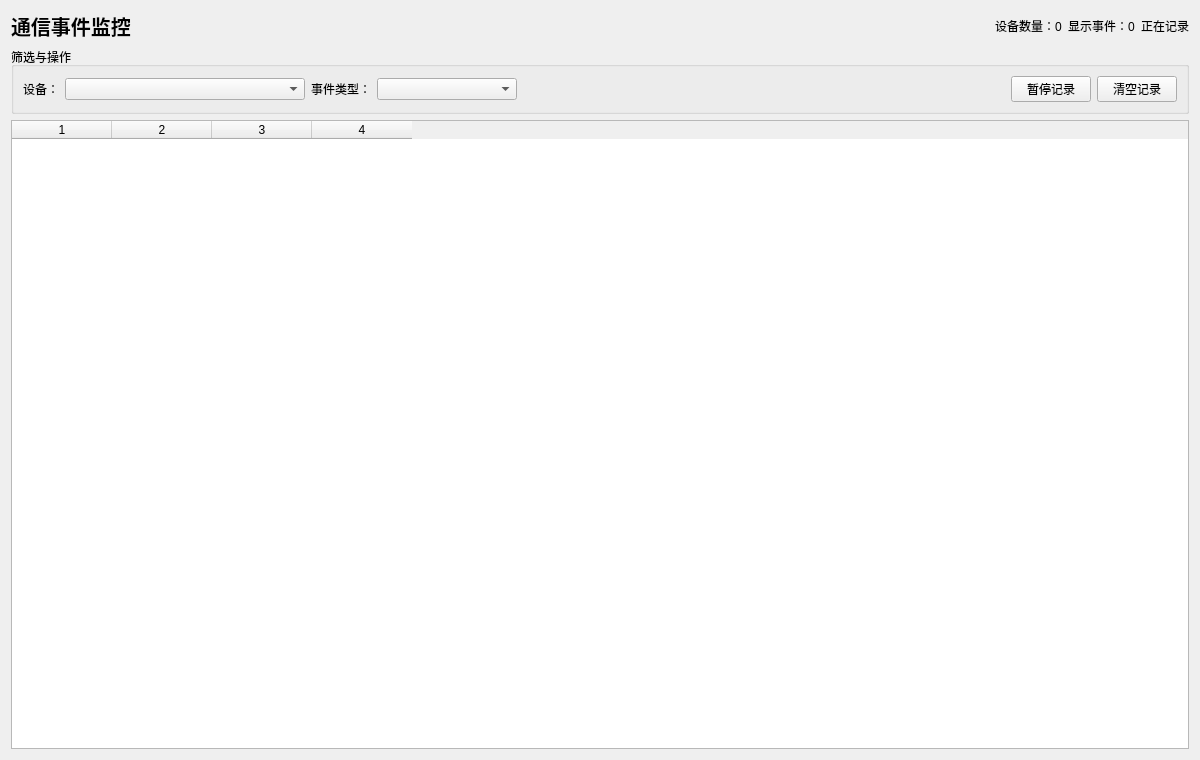
First picture: the form in src/pages/MonitorPage.ui, repository niudamei/IndustrialHub, before the edit.
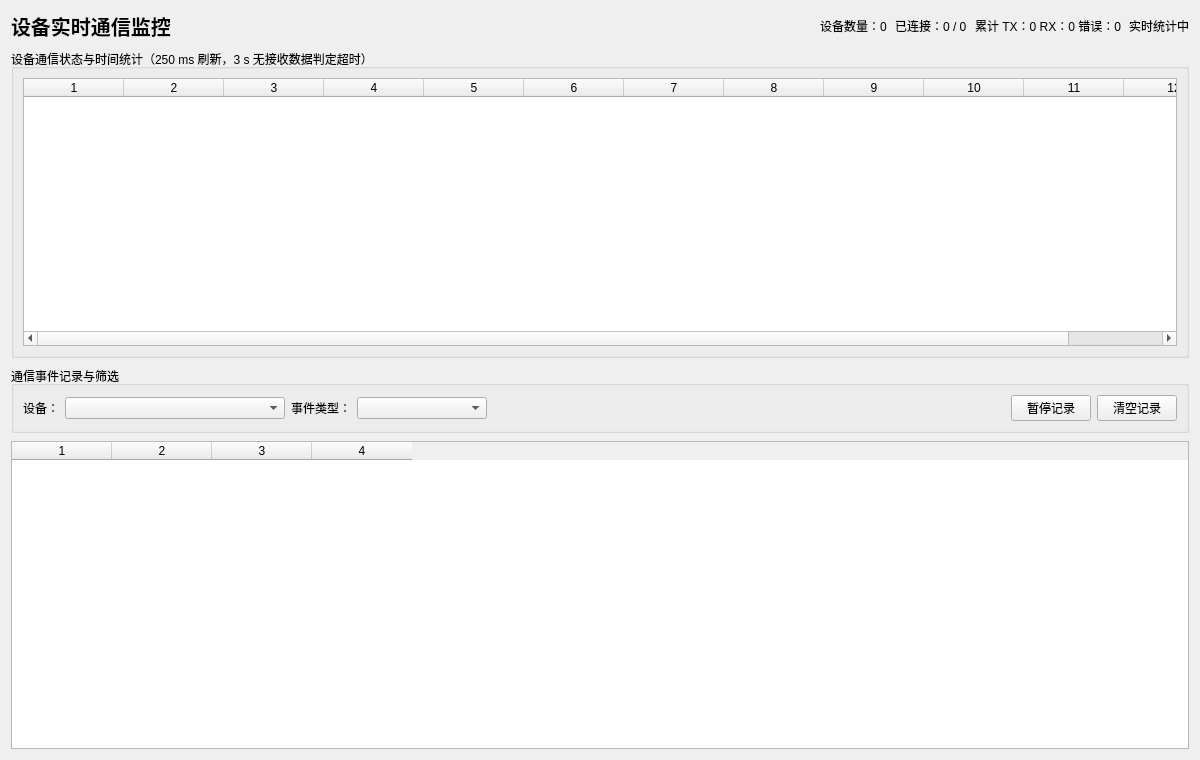
Second picture: the form after the edit.

Commit message: feat(monitor): add live device timing dashboard layout

What changed in the file:
```diff
--- a/src/pages/MonitorPage.ui
+++ b/src/pages/MonitorPage.ui
@@ -7,29 +7,46 @@
   </property>
   <property name="windowTitle"><string>实时监控</string></property>
   <layout class="QVBoxLayout" name="verticalLayout">
+   <property name="spacing"><number>8</number></property>
    <item>
     <layout class="QHBoxLayout" name="summaryLayout">
      <item>
       <widget class="QLabel" name="monitorTitleLabel">
-       <property name="text"><string>通信事件监控</string></property>
+       <property name="text"><string>设备实时通信监控</string></property>
        <property name="styleSheet"><string notr="true">font-size: 20px; font-weight: 600;</string></property>
       </widget>
      </item>
-     <item><spacer name="summarySpacer"><property name="orientation"><enum>Qt::Horizontal</enum></property><property name="sizeHint" stdset="0"><size><width>40</width><height>20</height></size></property></spacer></item>
+     <item><spacer name="summarySpacer"><property name="orientation"><enum>Qt::Horizontal</enum></property><property name="sizeHint" stdset="0"><size><width>30</width><height>20</height></size></property></spacer></item>
      <item><widget class="QLabel" name="deviceCountLabel"><property name="text"><string>设备数量：0</string></property></widget></item>
-     <item><widget class="QLabel" name="eventCountLabel"><property name="text"><string>显示事件：0</string></property></widget></item>
-     <item><widget class="QLabel" name="monitorStateLabel"><property name="text"><string>正在记录</string></property></widget></item>
+     <item><widget class="QLabel" name="connectedCountLabel"><property name="text"><string>已连接：0 / 0</string></property></widget></item>
+     <item><widget class="QLabel" name="trafficSummaryLabel"><property name="text"><string>累计 TX：0 RX：0 错误：0</string></property></widget></item>
+     <item><widget class="QLabel" name="monitorStateLabel"><property name="text"><string>实时统计中</string></property></widget></item>
     </layout>
    </item>
+   <item>
+    <widget class="QGroupBox" name="metricsGroup">
+     <property name="title"><string>设备通信状态与时间统计（250 ms 刷新，3 s 无接收数据判定超时）</string></property>
+     <layout class="QVBoxLayout" name="metricsLayout">
+      <item>
+       <widget class="QTableWidget" name="metricsTable">
+        <property name="minimumSize"><size><width>0</width><height>150</height></size></property>
+        <property name="maximumHeight"><number>230</number></property>
+        <property name="rowCount"><number>0</number></property>
+        <property name="columnCount"><number>12</number></property>
+       </widget>
+      </item>
+     </layout>
+    </widget>
+   </item>
    <item>
     <widget class="QGroupBox" name="filterGroup">
-     <property name="title"><string>筛选与操作</string></property>
+     <property name="title"><string>通信事件记录与筛选</string></property>
      <layout class="QHBoxLayout" name="filterLayout">
       <item><widget class="QLabel" name="deviceFilterLabel"><property name="text"><string>设备：</string></property></widget></item>
-      <item><widget class="QComboBox" name="deviceFilterCombo"><property name="minimumSize"><size><width>240</width><height>0</height></size></property></widget></item>
+      <item><widget class="QComboBox" name="deviceFilterCombo"><property name="minimumSize"><size><width>220</width><height>0</height></size></property></widget></item>
       <item><widget class="QLabel" name="directionFilterLabel"><property name="text"><string>事件类型：</string></property></widget></item>
-      <item><widget class="QComboBox" name="directionFilterCombo"><property name="minimumSize"><size><width>140</width><height>0</height></size></property></widget></item>
-      <item><spacer name="filterSpacer"><property name="orientation"><enum>Qt::Horizontal</enum></property><property name="sizeHint" stdset="0"><size><width>40</width><height>20</height></size></property></spacer></item>
+      <item><widget class="QComboBox" name="directionFilterCombo"><property name="minimumSize"><size><width>130</width><height>0</height></size></property></widget></item>
+      <item><spacer name="filterSpacer"><property name="orientation"><enum>Qt::Horizontal</enum></property><property name="sizeHint" stdset="0"><size><width>30</width><height>20</height></size></property></spacer></item>
       <item><widget class="QPushButton" name="pauseButton"><property name="text"><string>暂停记录</string></property></widget></item>
       <item><widget class="QPushButton" name="clearButton"><property name="text"><string>清空记录</string></property></widget></item>
      </layout>
@@ -37,7 +54,7 @@
    </item>
    <item>
     <widget class="QTableWidget" name="eventTable">
-     <property name="minimumSize"><size><width>0</width><height>400</height></size></property>
+     <property name="minimumSize"><size><width>0</width><height>230</height></size></property>
      <property name="alternatingRowColors"><bool>true</bool></property>
      <property name="selectionMode"><enum>QAbstractItemView::SingleSelection</enum></property>
      <property name="selectionBehavior"><enum>QAbstractItemView::SelectRows</enum></property>
```
